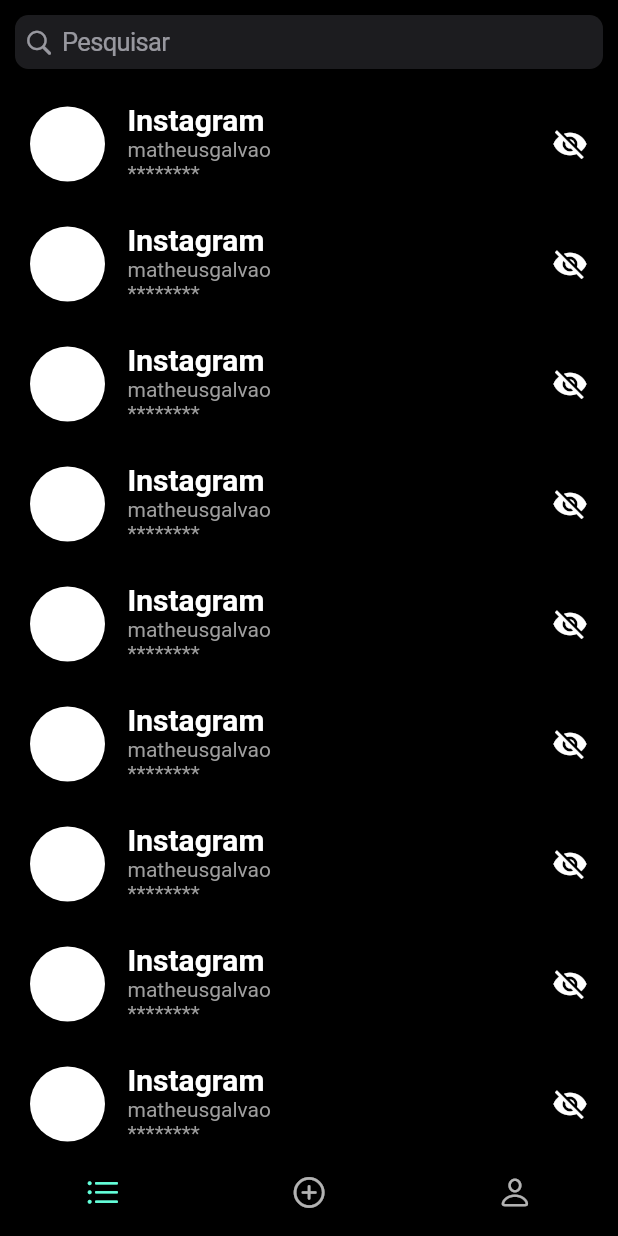
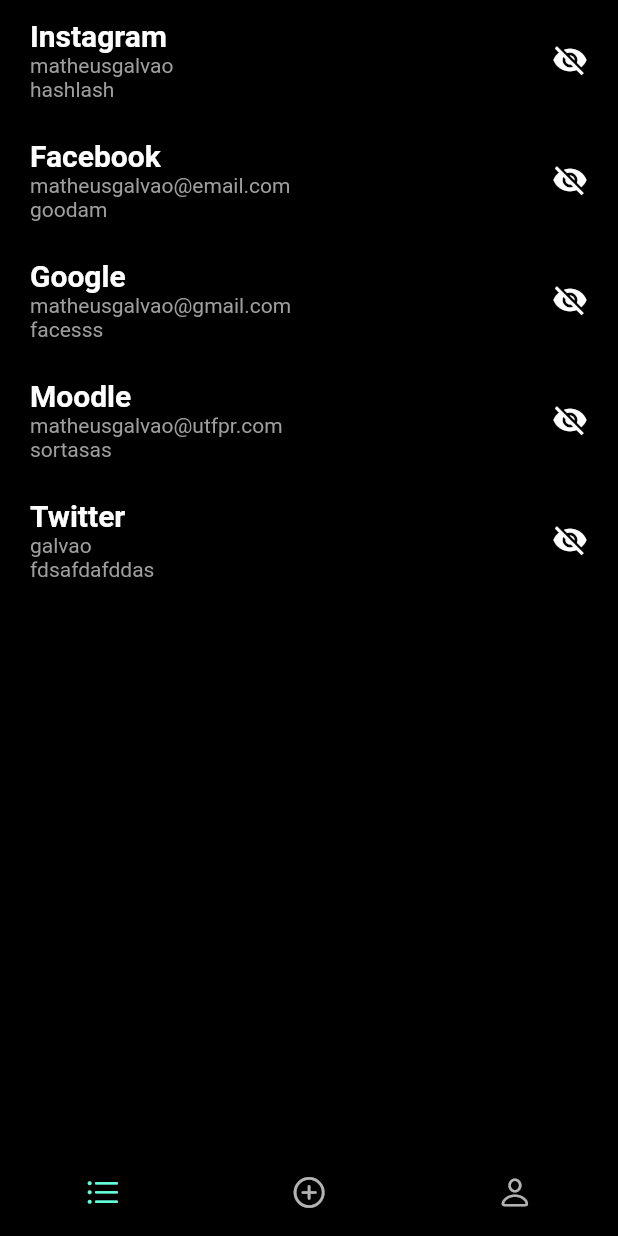
Before and after one commit to matheusgalvao1/app-totalpass, a Flutter app: the screen it shows after launch, on a phone screen of 412 x 824 dp. Run offline on Flutter 3.47's test engine with Material 2 defaults, Android fonts, the light colour scheme and no system bars.

Commit message:
accounts repository

```diff
--- /dev/null
+++ b/lib/models/account.dart
@@ -0,0 +1,9 @@
+class Account {
+  String name, login, password;
+
+  Account({
+    required this.name,
+    required this.login,
+    required this.password,
+  });
+}
--- /dev/null
+++ b/lib/repositories/accountRepository.dart
@@ -0,0 +1,31 @@
+import '../../models/account.dart';
+
+class AccountRepository {
+  static List<Account> accounts = [
+    Account(
+      name: 'Instagram',
+      login: 'matheusgalvao',
+      password: 'hashlash',
+    ),
+    Account(
+      name: 'Facebook',
+      login: 'matheusgalvao@email.com',
+      password: 'goodam',
+    ),
+    Account(
+      name: 'Google',
+      login: 'matheusgalvao@gmail.com',
+      password: 'facesss',
+    ),
+    Account(
+      name: 'Moodle',
+      login: 'matheusgalvao@utfpr.com',
+      password: 'sortasas',
+    ),
+    Account(
+      name: 'Twitter',
+      login: 'galvao',
+      password: 'fdsafdafddas',
+    ),
+  ];
+}
--- a/lib/views/accounts/accountCard.dart
+++ b/lib/views/accounts/accountCard.dart
@@ -1,13 +1,14 @@
 import 'package:flutter/material.dart';
+import 'package:totalpass/models/account.dart';
 
 class AccountCard extends StatelessWidget {
   AccountCard({
     required this.account,
-    required this.login,
-    required this.password,
+    this.hide = false,
   });
 
-  String account, login, password;
+  Account account;
+  bool hide;
 
   @override
   Widget build(BuildContext context) {
@@ -20,34 +21,34 @@
         children: [
           Row(
             children: [
-              Container(
-                height: 50,
-                width: 50,
-                decoration: BoxDecoration(
-                  borderRadius: BorderRadius.circular(100),
-                  color: Colors.white,
-                ),
-              ),
-              const SizedBox(width: 15),
+              // Container(
+              //   height: 50,
+              //   width: 50,
+              //   decoration: BoxDecoration(
+              //     borderRadius: BorderRadius.circular(100),
+              //     color: Colors.white,
+              //   ),
+              // ),
+              // const SizedBox(width: 15),
               Column(
                 crossAxisAlignment: CrossAxisAlignment.start,
                 mainAxisAlignment: MainAxisAlignment.center,
                 children: [
                   Text(
-                    account,
+                    account.name,
                     style: const TextStyle(
                       fontSize: 20,
                       fontWeight: FontWeight.w600,
                     ),
                   ),
                   Text(
-                    login,
+                    account.login,
                     style: const TextStyle(
                       color: Colors.grey,
                     ),
                   ),
                   Text(
-                    password,
+                    !hide ? account.password : '*******',
                     style: const TextStyle(
                       color: Colors.grey,
                     ),
--- a/lib/views/accounts/main.dart
+++ b/lib/views/accounts/main.dart
@@ -1,5 +1,7 @@
 import 'package:flutter/cupertino.dart';
 import 'package:flutter/material.dart';
+
+import '../../repositories/accountRepository.dart';
 
 import 'accountCard.dart';
 
@@ -8,22 +10,13 @@
 
   @override
   Widget build(BuildContext context) {
-    return ListView(
-      physics: const BouncingScrollPhysics(),
-      children: [
-        Container(
-          padding: const EdgeInsets.all(10),
-          child: const CupertinoSearchTextField(
-            placeholder: 'Pesquisar',
-          ),
-        ),
-        for (var i = 0; i < 20; i++)
-          AccountCard(
-            account: 'Instagram',
-            login: 'matheusgalvao',
-            password: '********',
-          ),
-      ],
+    final accounts = AccountRepository.accounts;
+
+    return ListView.builder(
+      itemBuilder: (BuildContext context, int accountIndex) {
+        return AccountCard(account: accounts[accountIndex]);
+      },
+      itemCount: accounts.length,
     );
   }
 }
```
